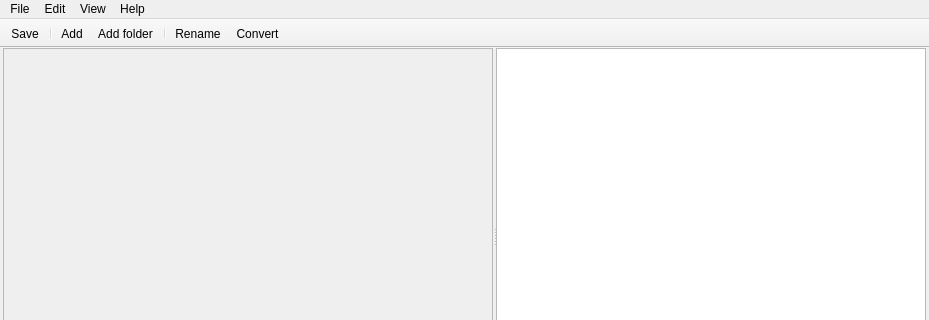
Before: the Qt Designer form src/designer/mainwindow.ui in dnkorpushov/libro2, drawn with Qt 5; both pictures show x 0 to 929 and y 0 to 320 of the 929 by 485 pixel window.
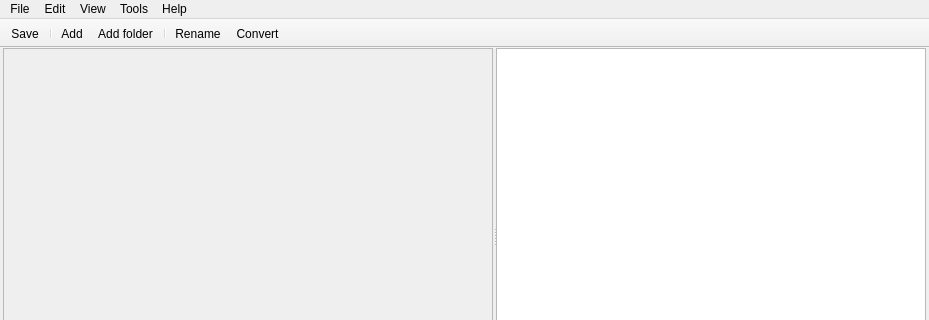
After: the same form once the commit is applied. Icons and pictures are not drawn. Custom widgets are drawn as their Qt base class.

Patch:
```diff
--- a/src/designer/mainwindow.ui
+++ b/src/designer/mainwindow.ui
@@ -231,9 +231,15 @@
     <addaction name="actionAbout"/>
     <addaction name="actionAbout_Qt"/>
    </widget>
+   <widget class="QMenu" name="menuTools">
+    <property name="title">
+     <string>Tools</string>
+    </property>
+   </widget>
    <addaction name="menuFile"/>
    <addaction name="menuEdit"/>
    <addaction name="menuView"/>
+   <addaction name="menuTools"/>
    <addaction name="menuHelp"/>
   </widget>
   <widget class="QStatusBar" name="statusbar"/>
```
